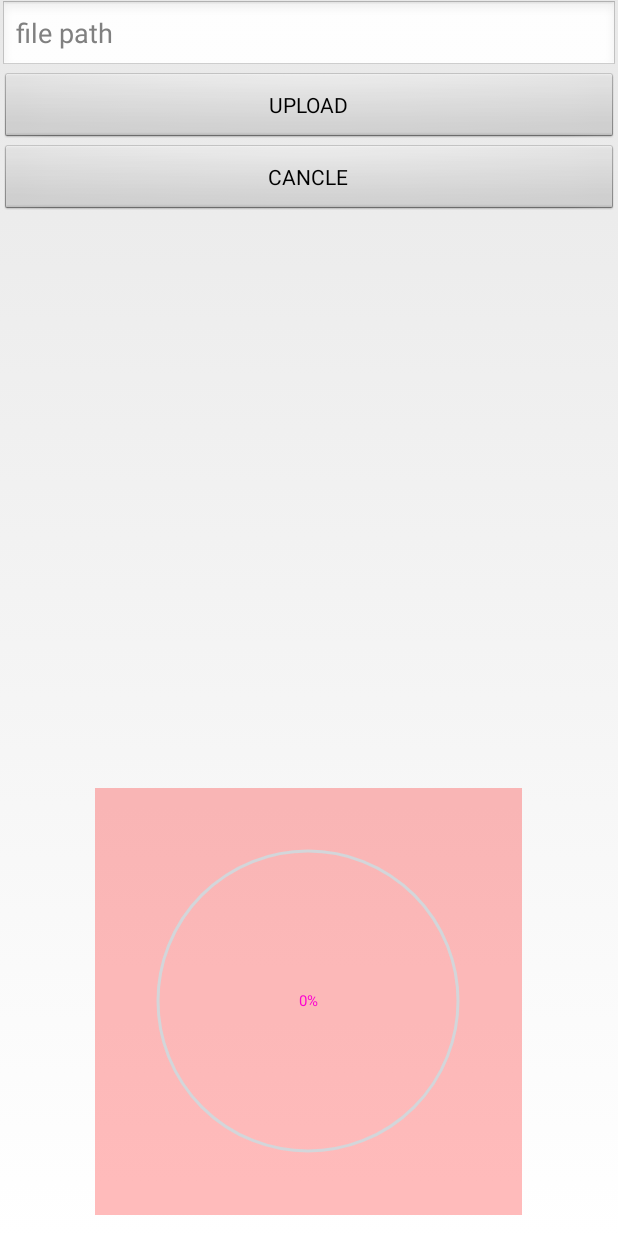
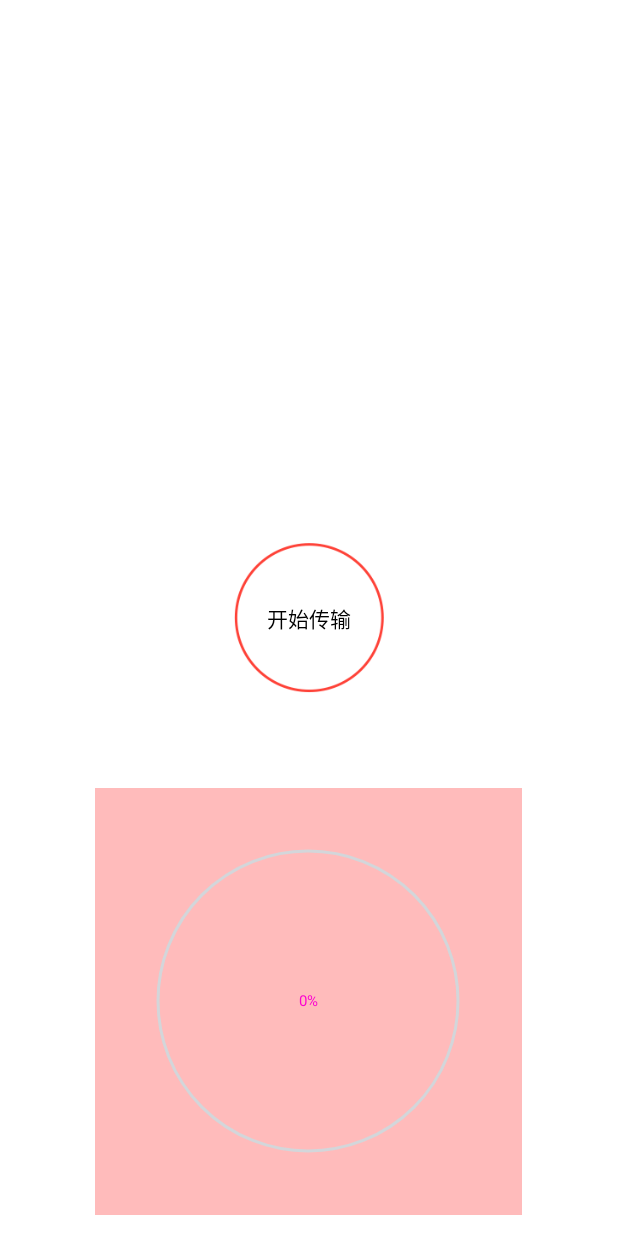
Before and after one commit to 13166841009/shanchaung, an Android app: the uploadActivity screen opened directly, with no data from a screen before it, on a phone screen of 412 x 824 dp. Run offline under Robolectric (Android 15) with nearby library versions, the phone set to English and light mode, and no system bars.

Commit message:
Rejected commit: Default

```diff
--- a/app/src/main/java/ruanjianbei/wifi/com/Phone_P_3G/upload/uploadActivity.java
+++ b/app/src/main/java/ruanjianbei/wifi/com/Phone_P_3G/upload/uploadActivity.java
@@ -8,6 +8,8 @@ import android.os.Handler;
 import android.os.Message;
 import android.util.Log;
 import android.view.View;
+import android.view.animation.Animation;
+import android.widget.Button;
 import android.widget.EditText;
 import android.widget.Toast;
 
@@ -25,6 +27,7 @@ import java.util.LinkedList;
 import java.util.List;
 import java.util.Map;
 
+import ruanjianbei.wifi.com.Phone_P_3G.upload.util.MiSportButton;
 import ruanjianbei.wifi.com.Phone_P_3G.upload.util.RoundProgressBarWidthNumber;
 import ruanjianbei.wifi.com.Phone_P_3G.upload.util.yashuo;
 import ruanjianbei.wifi.com.Phone_P_3G.util.files_delete;
@@ -43,14 +46,18 @@ public class uploadActivity extends Activity {
             Environment.getExternalStorageDirectory().getAbsolutePath()
                     + "/shangchuan/zip/";
     private String URL = "http://zh749931552.6655.la/ThinkPHP/index.php/Files/Files_Android";
-    private Map<String, FileWrapper> fileWrappers ;
+    private Map<String, FileWrapper> fileWrappers;
     private static final int MSG_HANDLER_MSG = 1;
     private static final int MSG_PROGRESS_UPDATE = 0x110;
     private AsyncHttpRequest request = null;
 
     private static List<String> fileUpload = FragmentChoose.getFileChoose();
+    private MiSportButton mBtn;
+    private Button mFinishBtn;        // 左边完成Btn
+    private Button mContinueBtn;        // 右边继续Btn
+    private Button mLongPressBtn;        // 长按暂停Btn
 
-    private Handler mHandler = new Handler(){
+    private Handler mHandler = new Handler() {
         public void handleMessage(android.os.Message msg) {
             switch (msg.what) {
                 case 1:
@@ -60,7 +67,7 @@ public class uploadActivity extends Activity {
                     int roundProgress = mRoundProgressBar.getProgress();
                     //mProgressBar.setProgress(++progress);
                     mRoundProgressBar.setProgress(Integer.parseInt(String.valueOf(msg.obj)));
-                    Log.i("记录", ""+Integer.parseInt(String.valueOf(msg.obj)));
+                    Log.i("记录", "" + Integer.parseInt(String.valueOf(msg.obj)));
                     if (roundProgress >= 100) {
                         mHandler.removeMessages(MSG_PROGRESS_UPDATE);
                     }
@@ -69,6 +76,7 @@ public class uploadActivity extends Activity {
             }
         }
     };
+
     @Override
     protected void onCreate(Bundle savedInstanceState) {
         super.onCreate(savedInstanceState);
@@ -80,48 +88,50 @@ public class uploadActivity extends Activity {
          * 将已选文件设置到此处
          */
         String str = "";
-        for(String s : fileUpload){
-            str +=  s + ";";
+        for (String s : fileUpload) {
+            str += s + ";";
         }
         et_filepath.setText(str);
 
         mRoundProgressBar = (RoundProgressBarWidthNumber) findViewById(R.id.pro);
         mHandler.sendEmptyMessage(MSG_PROGRESS_UPDATE);
-    }
-    public void onClick(View v) {
-        switch (v.getId()) {
-            case R.id.btn_upload:
+
+        mFinishBtn = (Button) findViewById(R.id.finish_btn);
+        mContinueBtn = (Button) findViewById(R.id.continue_btn);
+        mFinishBtn.setOnClickListener(new View.OnClickListener() {
+            @Override
+            public void onClick(View v) {
                 fileWrappers = new HashMap<String, FileWrapper>();//初始化Map集合
                 String filespath = null;
                 //判断文件选择是否为空
-                if(!"".equals(String.valueOf(et_filepath.getText()))){
+                if (!"".equals(String.valueOf(et_filepath.getText()))) {
                     filespath = et_filepath.getText().toString();
-                }else{
+                } else {
                     Toast.makeText(context, "your choose files is empty", Toast.LENGTH_LONG).show();
                     return;
                 }
                 //转换多文件路径
                 String str[] = filedo(filespath);
-                for(int x=0;x<str.length;x++){
+                for (int x = 0; x < str.length; x++) {
                     //获取文件全名，包括后缀
                     String[] str1 = str[x].split("/");
-                    String file_all_name = str1[str1.length-1];
-                    Log.i("wenjian:",file_all_name);
+                    String file_all_name = str1[str1.length - 1];
+                    Log.i("wenjian:", file_all_name);
                     //获取文件名
-                    String file_name = file_all_name.substring(0,file_all_name.lastIndexOf("."));
+                    String file_name = file_all_name.substring(0, file_all_name.lastIndexOf("."));
                     File fileinfo = new File(str[x]);
                     if (!fileinfo.exists()) {
-                        Toast.makeText(context, "file:"+file_all_name+" not exists", Toast.LENGTH_LONG).show();
+                        Toast.makeText(context, "file:" + file_all_name + " not exists", Toast.LENGTH_LONG).show();
                         return;
                     }
                     //对文件名进行URL转码
                     String file_name_encode = url(file_name);
                     //将文件进行压缩
                     //Toast.makeText(context, "file:"+file_all_name+" is compressing!", Toast.LENGTH_LONG).show();
-                    String zipload = ZIP_PATH+file_name_encode+".zip";
+                    String zipload = ZIP_PATH + file_name_encode + ".zip";
                     yashuo ys = new yashuo();
                     try {
-                        ys.zip(zipload,new File(str[x]));
+                        ys.zip(zipload, new File(str[x]));
                     } catch (Exception e) {
                         // TODO 自动生成的 catch 块
                         e.printStackTrace();
@@ -134,10 +144,9 @@ public class uploadActivity extends Activity {
                         FileWrapper file = new FileWrapper();
                         file.setFile(new File(zipload));
                         fileWrappers.put(file_all_name, file);
-                        Log.i("文件路径"+x,str[x]);
-                    }else
-                    {
-                        Toast.makeText(context, "zipfile:"+file_name_encode+" not exists", Toast.LENGTH_LONG).show();
+                        Log.i("文件路径" + x, str[x]);
+                    } else {
+                        Toast.makeText(context, "zipfile:" + file_name_encode + " not exists", Toast.LENGTH_LONG).show();
                         return;
                     }
                 }
@@ -162,9 +171,9 @@ public class uploadActivity extends Activity {
                             public void onTransfering(String name, long totalLength, long transferedLength) {
                                 //上传进度
                                 Message message = new Message();
-                                message.what = MSG_HANDLER_MSG+1;
+                                message.what = MSG_HANDLER_MSG + 1;
                                 //message.obj = "上传进度：" + name + ">>>" + totalLength + ">>>" + transferedLength;
-                                message.obj = transferedLength*100/totalLength;
+                                message.obj = transferedLength * 100 / totalLength;
                                 mHandler.sendMessage(message);
                             }
 
@@ -199,19 +208,45 @@ public class uploadActivity extends Activity {
                             }
                         })
                         .build().upload();
-                break;
-            case R.id.btn_cancle:
+            }
+        });
+
+        mContinueBtn.setOnClickListener(new View.OnClickListener() {
+            @Override
+            public void onClick(View v) {
                 request.cancel();
-                break;
-        }
+            }
+        });
 
+        mBtn = (MiSportButton) findViewById(R.id.mi_btn);
+        mBtn.setMiSportBtnClickListener(new MiSportButton.miSportButtonClickListener() {
+            @Override
+            public void finishClick() {
+
+            }
+
+            @Override
+            public void continueClick() {
+
+            }
+        });
+
+        mBtn.setMiSportBtnLongClickListener(new MiSportButton.miSportButtonLongClickListener() {
+            @Override
+            public void longPressClick() {
+
+            }
+        });
     }
-    private String[] filedo(String files){
+
+
+    private String[] filedo(String files) {
         String str[] = null;
         str = files.split(";");
         return str;
     }
-    private String url(String file_name){
+
+    private String url(String file_name) {
         String file_name_encoder = null;
         try {
             file_name_encoder = URLEncoder.encode(file_name, "UTF-8");
--- /dev/null
+++ b/app/src/main/java/ruanjianbei/wifi/com/Phone_P_3G/upload/util/MiSportButton.java
@@ -0,0 +1,150 @@
+package ruanjianbei.wifi.com.Phone_P_3G.upload.util;
+
+import android.content.Context;
+import android.util.AttributeSet;
+import android.view.LayoutInflater;
+import android.view.View;
+import android.view.animation.AlphaAnimation;
+import android.view.animation.Animation;
+import android.view.animation.TranslateAnimation;
+import android.widget.Button;
+import android.widget.RelativeLayout;
+
+import ruanjianbei.wifi.com.shanchuang.R;
+
+/**
+ * Created by Kevin on 2015/10/28.
+ */
+public class MiSportButton extends RelativeLayout {
+
+	private Button							mFinishBtn;		// 左边完成Btn
+	private Button							mContinueBtn;		// 右边继续Btn
+	private Button							mLongPressBtn;		// 长按暂停Btn
+	private miSportButtonClickListener		clickListener;
+	private miSportButtonLongClickListener	longclickListener;
+	private Animation						alpha, translateLeft, translateRight;
+	private int								moveWidth;								// 按钮移动的距离
+
+	public MiSportButton(Context context, AttributeSet attrs) {
+		super(context, attrs);
+		LayoutInflater.from(context).inflate(R.layout.mi_sport_btn_layout, this);
+		mFinishBtn = (Button) findViewById(R.id.finish_btn);
+		mContinueBtn = (Button) findViewById(R.id.continue_btn);
+		mLongPressBtn = (Button) findViewById(R.id.long_pressed_pause_tbn);
+
+		LayoutParams btnPara = (LayoutParams) mLongPressBtn.getLayoutParams();
+		moveWidth = btnPara.width;// 按钮移动的距离可自己定
+
+		// 按钮监听
+		mLongPressBtn.setOnClickListener(new OnClickListener() {
+			@Override
+			public void onClick(View v) {
+				longclickListener.longPressClick();
+				mLongPressBtn.startAnimation(alpha);
+			}
+		});
+		mFinishBtn.setOnClickListener(new OnClickListener() {
+			@Override
+			public void onClick(View v) {
+				clickListener.finishClick();
+				mFinishBtn.setVisibility(View.INVISIBLE);
+				mContinueBtn.setVisibility(View.INVISIBLE);
+				mLongPressBtn.setVisibility(View.VISIBLE);
+			}
+		});
+		mContinueBtn.setOnClickListener(new OnClickListener() {
+			@Override
+			public void onClick(View v) {
+				clickListener.continueClick();
+				mFinishBtn.setVisibility(View.INVISIBLE);
+				mContinueBtn.setVisibility(View.INVISIBLE);
+				mLongPressBtn.setVisibility(View.VISIBLE);
+			}
+		});
+
+		// 长按动画，中间的按钮会消失
+		alpha = new AlphaAnimation(1.0f, 0.0f);
+		alpha.setDuration(300);
+		alpha.setAnimationListener(new Animation.AnimationListener() {
+			@Override
+			public void onAnimationStart(Animation animation) {
+
+			}
+
+			@Override
+			public void onAnimationEnd(Animation animation) {
+				mLongPressBtn.setVisibility(View.INVISIBLE);
+				mContinueBtn.setVisibility(View.VISIBLE);
+				mFinishBtn.setVisibility(View.VISIBLE);
+				mContinueBtn.startAnimation(translateRight);
+				mFinishBtn.startAnimation(translateLeft);
+			}
+
+			@Override
+			public void onAnimationRepeat(Animation animation) {
+
+			}
+		});
+		// 左移动画
+		translateLeft = new TranslateAnimation(moveWidth, 0, 0, 0);
+		translateLeft.setDuration(600);
+		translateLeft.setAnimationListener(new Animation.AnimationListener() {
+			@Override
+			public void onAnimationStart(Animation animation) {
+
+			}
+
+			@Override
+			public void onAnimationEnd(Animation animation) {
+			}
+
+			@Override
+			public void onAnimationRepeat(Animation animation) {
+
+			}
+		});
+		// 右移动画
+		translateRight = new TranslateAnimation(-moveWidth, 0, 0, 0);
+		translateRight.setDuration(600);
+		translateRight.setAnimationListener(new Animation.AnimationListener() {
+			@Override
+			public void onAnimationStart(Animation animation) {
+
+			}
+
+			@Override
+			public void onAnimationEnd(Animation animation) {
+			}
+
+			@Override
+			public void onAnimationRepeat(Animation animation) {
+
+			}
+		});
+
+	}
+
+	public void setMiSportBtnClickListener(miSportButtonClickListener listener) {
+		this.clickListener = listener;
+	}
+
+	public void setMiSportBtnLongClickListener(miSportButtonLongClickListener listener) {
+		this.longclickListener = listener;
+	}
+
+	/**
+	 * 实现自己的接口
+	 *
+	 * @author Kevin
+	 */
+	public interface miSportButtonClickListener {
+		public void finishClick();
+
+		public void continueClick();
+	}
+
+	public interface miSportButtonLongClickListener {
+		public void longPressClick();
+	}
+
+}
--- a/app/src/main/res/layout/activity_upload_3g.xml
+++ b/app/src/main/res/layout/activity_upload_3g.xml
@@ -9,24 +9,16 @@
         android:id="@+id/et_filepath"
         android:layout_width="match_parent"
         android:layout_height="wrap_content"
-        android:hint="file path" />
-    <Button
-        android:id="@+id/btn_upload"
+        android:hint="file z" />
+
+    <ruanjianbei.wifi.com.Phone_P_3G.upload.util.MiSportButton
+        android:id="@+id/mi_btn"
         android:layout_width="match_parent"
-        android:layout_height="wrap_content"
-        android:text="UPLOAD"
-        android:onClick="onClick"
-        android:layout_below="@+id/et_filepath"
-        />
+        android:layout_height="match_parent">
 
-    <Button
-        android:id="@+id/btn_cancle"
-        android:layout_width="match_parent"
-        android:layout_height="wrap_content"
-        android:text="CANCLE"
-        android:onClick="onClick"
-        android:layout_below="@+id/btn_upload"
-        />
+    </ruanjianbei.wifi.com.Phone_P_3G.upload.util.MiSportButton>
+
+
     <ruanjianbei.wifi.com.Phone_P_3G.upload.util.RoundProgressBarWidthNumber
         android:id="@+id/pro"
         android:layout_width="wrap_content"
--- /dev/null
+++ b/app/src/main/res/layout/mi_sport_btn_layout.xml
@@ -0,0 +1,42 @@
+<?xml version="1.0" encoding="utf-8"?>
+<RelativeLayout xmlns:android="http://schemas.android.com/apk/res/android"
+    android:layout_width="match_parent"
+    android:layout_height="match_parent"
+    android:background="#fff">
+
+    <!--最中心的按钮-->
+    <Button
+        android:id="@+id/long_pressed_pause_tbn"
+        android:layout_width="100dp"
+        android:layout_height="100dp"
+        android:layout_centerInParent="true"
+        android:background="@mipmap/long_press"
+        android:text="开始传输"
+        android:textColor="@android:color/black"
+        android:visibility="visible" />
+
+    <!--完成按钮-->
+    <Button
+        android:id="@+id/finish_btn"
+        android:layout_width="100dp"
+        android:layout_height="100dp"
+        android:layout_centerInParent="true"
+        android:layout_toLeftOf="@id/long_pressed_pause_tbn"
+        android:background="@mipmap/finish_continue"
+        android:text="传输"
+        android:textColor="@android:color/white"
+        android:visibility="gone" />
+
+    <!--继续按钮-->
+    <Button
+        android:id="@+id/continue_btn"
+        android:layout_width="100dp"
+        android:layout_height="100dp"
+        android:layout_centerInParent="true"
+        android:layout_toRightOf="@id/long_pressed_pause_tbn"
+        android:background="@mipmap/finish_continue"
+        android:text="取消"
+        android:textColor="@android:color/white"
+        android:visibility="gone" />
+
+</RelativeLayout>
```
Also changed, not shown: app/src/main/res/mipmap-hdpi/finish_continue.png (added), app/src/main/res/mipmap-hdpi/long_press.png (added), app/src/main/res/mipmap-hdpi/misportbutton.gif (added).
